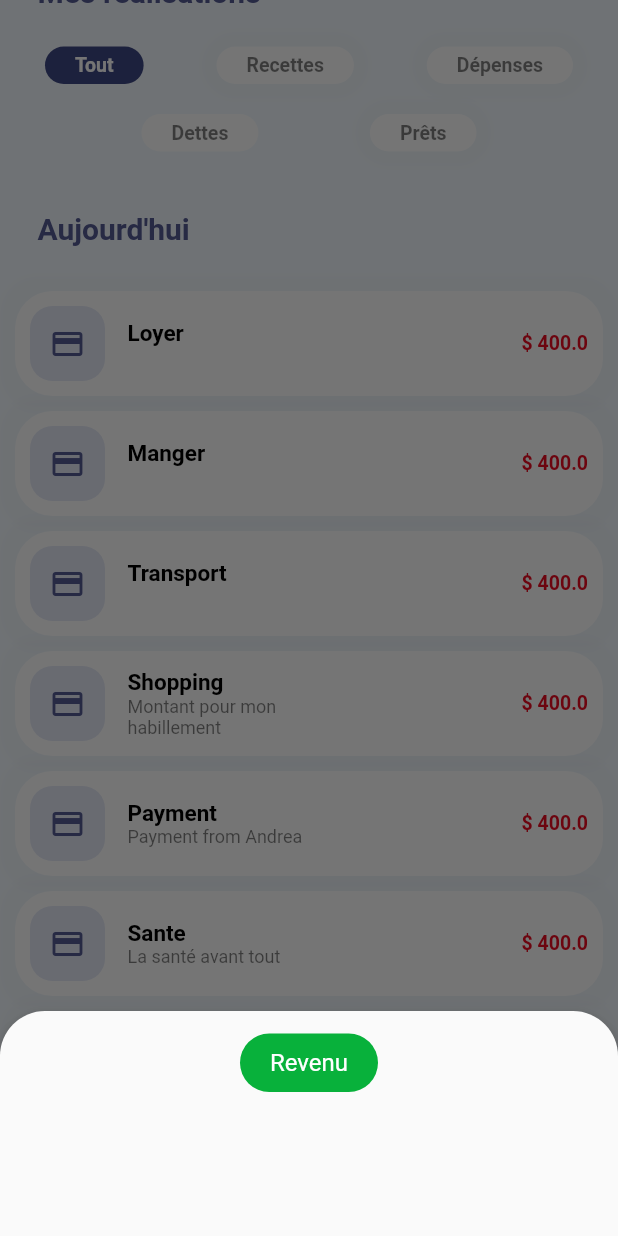
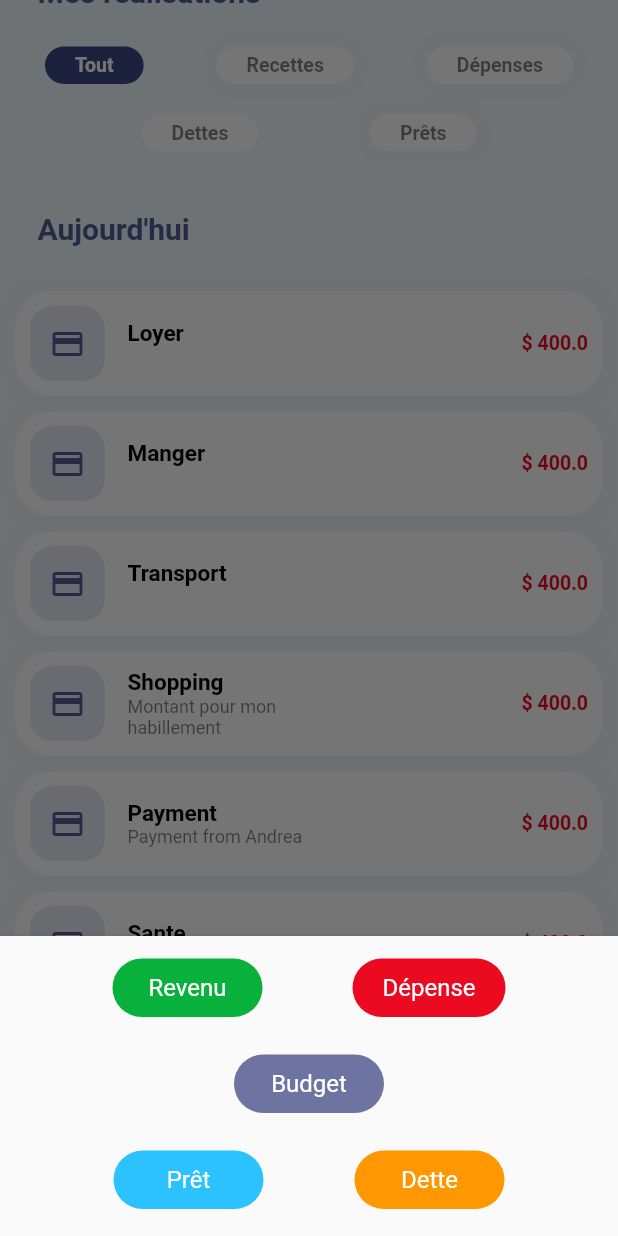
Before and after one commit to EdmondDossa/gestion-finance-personnelle, a Flutter app: the HomePage screen opened directly, item 2 of the bottom bar chosen, scrolled down 106 dp, after a tap on the "add" icon, on a phone screen of 412 x 824 dp. Run offline on Flutter 3.47's test engine with Material 2 defaults, Android fonts, the light colour scheme and no system bars; drawn by our look-alikes of animated_bottom_navigation_bar; our stand-ins replace cloud_firestore, firebase_auth, firebase_core, fl_chart, google_fonts; missing offline and left inert: icon_badge; accounts and stored records are empty.

Commit message:
j'essaie d'abord la même page home que arlette

```diff
--- a/lib/screens/home.dart
+++ b/lib/screens/home.dart
@@ -1,8 +1,11 @@
+import 'dart:ui';
+
 import 'package:animated_bottom_navigation_bar/animated_bottom_navigation_bar.dart';
 import 'package:flutter/cupertino.dart';
 import 'package:flutter/material.dart';
 import 'package:gestion_finance/screens/add_categorie.dart';
 import 'package:gestion_finance/screens/budgets.dart';
+import 'package:gestion_finance/screens/daily.dart';
 import 'package:gestion_finance/screens/expense.dart';
 import 'package:gestion_finance/screens/home_page.dart';
 import 'package:gestion_finance/screens/prets.dart';
@@ -135,11 +138,6 @@
     showModalBottomSheet(
         context: context,
         elevation: 5,
-      shape:RoundedRectangleBorder(
-        borderRadius: BorderRadius.vertical(
-          top: Radius.circular(30.0),
-        ),
-      ) ,
         isScrollControlled: true,
         builder: (_) {
           if (index == 3) {
@@ -152,7 +150,7 @@
               ),
               child: AddCategorie(),
             );
-        } else if (index == 0 || index == 1) {
+          } else if (index == 0) {
             return Container(
               height: 150,
               padding: EdgeInsets.only(
@@ -168,24 +166,80 @@
                     children: [
                       GestureDetector(
                         onTap: () {
-
+                          Navigator.push(
+                            context,
+                            MaterialPageRoute(
+                                builder: (context) => CreateIncomePage()),
+                          );
                         },
                         child: Container(
-                        padding: EdgeInsets.symmetric( horizontal:20, vertical: 10),
+                            padding: EdgeInsets.symmetric(
+                                horizontal: 20, vertical: 10),
                             decoration: BoxDecoration(
                                 borderRadius: BorderRadius.circular(25),
-                          color: green
-                        ),
-                        child:Text(
+                                color: green),
+                            child: Text(
                               "Revenu",
                               style: TextStyle(
                                   fontSize: 16,
                                   fontWeight: FontWeight.w400,
-                            color: white
+                                  color: white),
+                            )),
+                      ),
+                      GestureDetector(
+                        onTap: () {
+                          Navigator.push(
+                            context,
+                            MaterialPageRoute(
+                                builder: (context) => CreateExpansePage()),
+                          );
+                        },
+                        child: Container(
+                            padding: EdgeInsets.symmetric(
+                                horizontal: 20, vertical: 10),
+                            decoration: BoxDecoration(
+                                borderRadius: BorderRadius.circular(25),
+                                color: red),
+                            child: Text(
+                              "Dépense",
+                              style: TextStyle(
+                                  fontSize: 16,
+                                  fontWeight: FontWeight.w400,
+                                  color: white),
+                            )),
+                      ),
+                    ],
+                  ),
+                  SizedBox(
+                    height: 25,
+                  ),
+                  Row(
+                    mainAxisAlignment: MainAxisAlignment.center,
+                    children: [
+                      GestureDetector(
+                        onTap: () {
+                          Navigator.push(
+                            context,
+                            MaterialPageRoute(
+                                builder: (context) => CreateBudgetPage()),
+                          );
+                        },
+                        child: Container(
+                          padding: EdgeInsets.symmetric(
+                              horizontal: 20, vertical: 10),
+                          decoration: BoxDecoration(
+                            borderRadius: BorderRadius.circular(25),
+                            color: buttonColor.withOpacity(0.75),
+                          ),
+                          child: Text(
+                            "Budget",
+                            style: TextStyle(
+                                fontSize: 16,
+                                fontWeight: FontWeight.w400,
+                                color: white),
                           ),
                         ),
                       ),
-                    )
                     ],
                   )
                 ],
--- a/lib/screens/home_page.dart
+++ b/lib/screens/home_page.dart
@@ -86,7 +86,7 @@
       amountColor: red,
     ),
   ];
-  Stream<List<GFUsers>> currentInfo = dbServies.getUser();
+  /* Stream<List<GFUsers>> currentInfo = dbServies.getUser(); */
   @override
   Widget build(BuildContext context) {
     return Scaffold(
```
Lines whose indentation alone changed are shown as unchanged.
